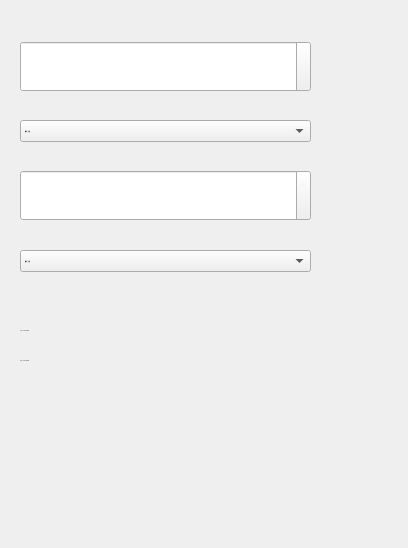
Before: the Qt Designer form huobi.ui in xnylh12138/dgut, drawn with Qt 5.
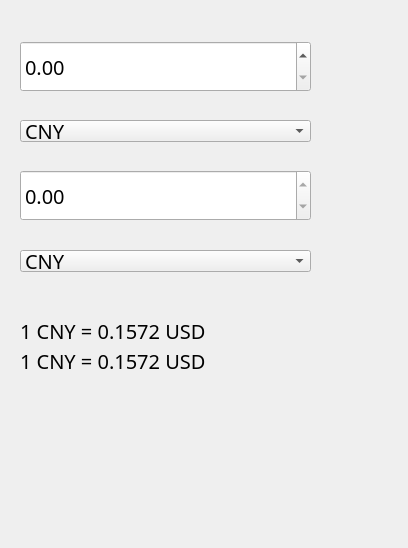
After: the same form once the commit is applied. Icons and pictures are not drawn.

Patch:
```diff
--- a/huobi.ui
+++ b/huobi.ui
@@ -20,7 +20,6 @@
    <font>
     <family>宋体</family>
     <pointsize>-1</pointsize>
-    <weight>50</weight>
     <italic>false</italic>
     <bold>false</bold>
    </font>
@@ -29,613 +28,7 @@
    <string>拉胯计算器</string>
   </property>
   <property name="styleSheet">
-   <string notr="true">*{
-font:15px &quot;宋体&quot;;
-color: rgb(250, 250, 250);
-selection-background-color: rgb(255, 255, 255);/*选中文本*/
-selection-color: rgb(0, 0, 0);
-outline:none;/*焦点框*/
-}
-#centralWidget{
-background-color: rgb(80, 80, 80);
-border-bottom:5px solid rgb(20, 20, 20);
-}
-/*其他(控件公共样式在最后)*/
-
-/*tab 1中按钮示例*/
-#btnHoverOrange{
-border-color:rgb(255, 170, 0);
-}
-#btnPressOrange{
-color:black;
-border-color: rgb(128, 128, 128);
-background-color:rgb(255, 170, 0);
-}
-#btnHoverBlue{
-border-color:rgb(0, 170, 255);
-}
-#btnPressBlue{
-color:black;
-border-color: rgb(128, 128, 128);
-background-color:rgb(0, 170, 255);
-}
-/*tab 1中勾选框示例*/
-#checkHoverOrange{
-color: rgb(255, 170, 0);
-}
-#checkHoverOrange::indicator{
-border-image: url(:/img/check_orange.png);
-}
-#checkCheckOrange::indicator{
-border-image: url(:/img/checked_orange.png);
-}
-#checkHoverBlue{
-color: rgb(0, 170, 255);
-}
-#checkHoverBlue::indicator{
-border-image: url(:/img/check_blue.png);
-}
-#checkCheckBlue::indicator{
-border-image: url(:/img/checked_blue.png);
-}
-#checkHoverGreen{
-color: rgb(0, 255, 127);
-}
-#checkHoverGreen::indicator{
-border-image: url(:/img/check_green.png);
-}
-#checkCheckGreen::indicator{
-border-image: url(:/img/checked_green.png);
-}
-/*tab1 下拉框示例*/
-#comboHover{
-border:1px solid rgb(255, 170, 0);
-}
-#comboHover::down-arrow{
-border-image: url(:/img/down_orange.png);
-}
-/*tab 1编辑框示例*/
-#editHover{
-border:1px solid rgb(255, 170, 0);
-}
-/*tab 1数字框示例*/
-#spinHoverOrange{
-border:1px solid rgb(255, 170, 0);
-}
-#spinHoverOrange::up-button{
-border-image: url(:/img/up_orange.png);
-}
-#spinHoverBlue{
-border:1px solid rgb(0, 170, 255);
-}
-#spinHoverBlue::up-button{
-border-image: url(:/img/up_blue.png);
-}
-/*自定义按钮栏*/
-#toolBar{
-background-color: rgb(20, 20, 20);
-border-bottom:2px solid rgb(0, 170, 255);
-}
-#toolBar QPushButton{
-color: rgb(250, 250, 250);
-border:0;
-border-radius:0;
-background-color: transparent;
-}
-#toolBar QPushButton:hover{
-color:rgb(255, 170, 0);
-background-color: rgba(255, 255, 255, 50);
-}
-#toolBar QPushButton:pressed{
-background-color: rgba(255, 255, 255, 80);
-}
-QPushButton#btnSet{
-background-image: url(:/img/set_gray.png);
-background-repeat:no-repeat;
-background-position:center center;
-}
-QPushButton#btnSet:hover{
-background-image: url(:/img/set_orange.png);
-}
-QPushButton#btnMin{
-background-image: url(:/img/min_gray.png);
-background-repeat:no-repeat;
-background-position:center center;
-}
-QPushButton#btnMin:hover{
-background-image: url(:/img/min_orange.png);
-}
-QPushButton#btnMax{
-background-image: url(:/img/max_gray.png);
-background-repeat:no-repeat;
-background-position:center center;
-}
-QPushButton#btnMax:hover{
-background-image: url(:/img/max_orange.png);
-}
-QPushButton#btnClose{
-background-image: url(:/img/close_gray.png);
-background-repeat:no-repeat;
-background-position:center center;
-}
-QPushButton#btnClose:hover{
-background-image: url(:/img/close_red.png);
-}
-
-/*ToolBox*/
-QToolBox{
-background-color: rgb(80, 80, 80);/*背景色-空隙颜色*/
-border:1px solid rgb(128, 128, 128);
-}
-QToolBox QWidget{/*tab页*/
-background-color: rgb(80, 80, 80);
-}
-QToolBox&gt;QAbstractButton{/*标题栏*/
-min-height:30px;
-}
-QToolBox::tab{
-background-color:rgb(40, 40, 40);
-}
-QToolBox::tab:hover{
-color:black;
-background-color: rgb(255, 170, 0);
-}
-QToolBox::tab:selected{
-color:rgb(255, 170, 0);
-}
-QToolBox::tab:selected:hover{
-color:black;
-}
-/*分裂器*/
-QSplitter::handle{
-background-color: rgb(60, 60, 60);
-margin:2px;
-}
-/*滚动区域*/
-QScrollArea{
-border:0;
-background-color: transparent;
-}
-/*滚动条 */
-QScrollBar:vertical{/*竖向*/
-width:20px;
-padding:0 3px;
-margin:0;
-background-color:transparent;
-}
-QScrollBar::add-page:vertical,QScrollBar::sub-page:vertical{
-background-color: transparent;
-}
-QScrollBar::handle:vertical{
-width:10px;
-min-height:20px;
-margin:20px 0;
-background-color:rgb(100, 100, 100);
-}
-QScrollBar::handle:vertical:hover{
-background-color:rgb(150, 150, 150);
-}
-QScrollBar::add-line:vertical{
-height:20px;
-width:20px;
-subcontrol-position:bottom;
-border-image: url(:/img/down2_white.png);
-}
-QScrollBar::sub-line:vertical{
-height:20px;
-width:20px;
-subcontrol-position:top;
-border-image: url(:/img/up2_white.png);
-}
-QScrollBar::sub-line:vertical:hover{
-border-image: url(:/img/up2_orange.png);
-}
-QScrollBar::add-line:vertical:hover{
-border-image: url(:/img/down2_orange.png);
-}
-QScrollBar:horizontal{/*横向*/
-height:20px;
-padding:3px;
-margin:0;
-background-color:transparent;
-}
-QScrollBar::add-page:horizontal,QScrollBar::sub-page:horizontal{
-background-color: transparent;
-}
-QScrollBar::handle:horizontal{
-height:10px;
-min-width:20px;
-margin:0 20px;
-background-color:rgb(100, 100, 100);
-}
-QScrollBar::handle:horizontal:hover{
-background-color:rgb(150, 150, 150);
-}
-QScrollBar::add-line:horizontal{
-height:20px;
-width:20px;
-subcontrol-position:right;
-border-image: url(:/img/right2_white.png);
-}
-QScrollBar::sub-line:horizontal{
-height:20px;
-width:20px;
-subcontrol-position:left;
-border-image: url(:/img/left2_white.png);
-}
-QScrollBar::add-line:horizontal:hover{
-border-image: url(:/img/right2_orange.png);
-}
-QScrollBar::sub-line:horizontal:hover{
-border-image: url(:/img/left2_orange.png);
-}
-/*TabWidget*/
-QTabWidget{
-}
-QTabWidget&gt;QWidget&gt;QWidget{/*tab页*/
-background-color: rgb(80, 80, 80);
-}
-QTabWidget::tab-bar{
-alignment:left;/*tab位置*/
-}
-QTabWidget::pane { /*内容区域*/
-background-color: rgb(80, 80, 80);/*背景色-空隙颜色*/
-border:1px solid rgb(128, 128, 128);
-}
-QTabBar{
-color:white;
-background-color:transparent;
-}
-QTabBar::tab{/*页签*/
-min-height:30px;
-width:120px;
-border-top-left-radius:20px;
-border-bottom-right-radius:20px;
-margin-right:1px;
-margin-bottom:1px;
-background-color:rgb(40, 40, 40);
-}
-QTabBar::tab:hover{
-color:black;
-background-color: rgb(255, 170, 0);
-border-bottom-right-radius:0px;
-}
-QTabBar::tab:selected{
-color:rgb(255, 170, 0);
-border-bottom-right-radius:0px;
-}
-QTabBar::tab:selected:hover{
-color:black;
-}
-QTabBar::tear{/*选项过多时的。。。*/
-imag:;
-}
-QTabBar::scroller{
-width:60px;
-}
-/*文本框*/
-QTextEdit{
-color:white;
-border:1px solid rgb(128, 128, 128);
-background-color: rgb(90, 90, 90);
-}
-
-
-QDoubleSpinBox{
-color:white;
-border:1px solid rgb(128, 128, 128);
-background-color: rgb(90, 90, 90);
-}
-
-QDateEdit{
-color:white;
-border:1px solid rgb(128, 128, 128);
-background-color: rgb(90, 90, 90);
-}
-
-/*按钮*/
-QPushButton{
-color:rgb(250, 250, 250);
-border:1px solid rgb(128, 128, 128);
-background-color: rgb(40 ,40 ,40);
-border-radius:4px;
-}
-QPushButton:hover{
-border-color:rgb(255, 170, 0);
-}
-QPushButton:pressed{
-background-color: rgb(255, 170, 0);
-border-color: rgb(128, 128, 128);
-color:black;
-}
-QPushButton:checked{
-color: rgb(0, 255, 127);
-border-color: rgb(0, 255, 127);
-background-image: url(:/img/right3_green.png);
-background-repeat:no-repeat;
-background-position:center left;
-}
-QPushButton:disabled{
-color: rgb(230, 230, 230);
-background-color: rgb(150, 150, 150);
-}
-QPushButton:checked:pressed{
-color:black;
-}
-QPushButton:checked:disabled{
-color: rgb(230, 230, 230);
-border-color: rgb(128, 128, 128);
-background-color: rgb(150, 150, 150);
-background-image: url(:/img/right3_white.png);
-}
-/*勾选框*/
-QCheckBox{
-margin-left:5px;
-spacing:3px;/*点击框与文字距离*/
-color: rgb(250, 250, 250);
-}
-QCheckBox:hover{
-color: rgb(0, 255, 127);
-}
-QCheckBox:disabled{
-color: rgb(230, 230, 230);
-}
-QCheckBox::indicator{/*点击框*/
-width:20px;
-height:20px;
-}
-QCheckBox::indicator:unchecked{/*可添加未点击时点击区域图片*/
-border-image: url(:/img/check_white.png);
-}
-QCheckBox::indicator:unchecked:hover{
-border-image: url(:/img/check_green.png);
-}
-QCheckBox::indicator:unchecked:disabled{
-border-image: url(:/img/check_white.png);
-}
-QCheckBox::indicator:checked{/*点击时区域样式*/
-border-image: url(:/img/checked_green.png);
-}
-QCheckBox::indicator:checked:hover{
-border-image: url(:/img/checked_green.png);
-}
-QCheckBox::indicator:checked:disabled{
-border-image: url(:/img/checked_white.png);
-}
-QCheckBox::indicator:indeterminate{/*半选中状态*/
-}
-/*下拉列表*/
-QComboBox{
-padding-left: 5px;
-padding-right: 2px;
-color:rgb(250 ,250 ,250);
-border:1px solid rgb(128, 128, 128);
-background-color:  rgb(100 ,100 ,100);
-}
-QComboBox:hover{
-border:1px solid rgb(255, 170, 0);
-}
-QComboBox:disabled{
-color: rgb(230, 230, 230);
-background-color:rgb(150, 150, 150);
-}
-QComboBox:editable{
-background-color:rgb(100, 100, 100);
-}
-QComboBox:editable:disabled{
-background-color:rgb(150, 150, 150);
-}
-QComboBox QAbstractItemView{
-background-color:rgb(110, 110, 110);
-}
-QComboBox QAbstractItemView::item{/*需要代码中-&amp;gt;setView(new QListView(this));*/
-height:26px;
-font: 15px &quot;宋体&quot;;
-}
-QComboBox QAbstractItemView::item:hover{
-color:black;
-background-color: rgb(255, 170, 0);
-}
-QComboBox QAbstractItemView::item:selected{
-background-color: rgb(255, 170, 0);
-}
-QComboBox::drop-down {
-width:20px;
-height:20px;
-subcontrol-position: center right;
-right:2px;
-border:0;
-background-color:transparent;
-}
-QComboBox::down-arrow {/*替换三角小图标*/
-width:20px;
-height:20px;
-border-image: url(:/img/down_white.png);
-}
-QComboBox::down-arrow:hover {
-border-image: url(:/img/down_orange.png);
-}
-QComboBox::down-arrow:disabled {
-border-image: url(:/img/down2_white.png);
-}
-/*编辑框*/
-QLineEdit{
-padding: 0 5px;
-color: rgb(250 ,250 ,250);
-background-color: rgb(100, 100, 100);
-border:1px solid rgb(128, 128, 128);
-}
-QLineEdit:hover{
-border:1px solid rgb(255, 170, 0);
-}
-QLineEdit[readOnly=true],QLineEdit:disabled{
-color: rgb(230, 230, 230);
-background-color:rgb(150, 150, 150);
-}
-/*整数框*/
-QSpinBox{
-padding:0 5px;
-color: rgb(250, 250, 250);
-background-color:  rgb(100, 100, 100);
-border:1px solid rgb(128, 128, 128);
-}
-QSpinBox:hover{
-border:1px solid rgb(255, 170, 0);
-}
-QSpinBox:disabled{
-color: rgb(230, 230, 230);
-background-color:rgb(150, 150, 150);
-}
-QSpinBox[buttonSymbols=&quot;0&quot;]::up-button{/*显示按钮=0*/
-width:20px;
-height:14px;
-subcontrol-origin:border;
-subcontrol-position:top right;
-right:2px;
-top:2px;
-border-image: url(:/img/up_white.png);
-}
-QSpinBox::up-button:hover{
-border-image: url(:/img/up_orange.png);
-}
-QSpinBox::up-button:pressed{
-}
-QSpinBox[buttonSymbols=&quot;0&quot;]::down-button{
-width:20px;
-height:14px;
-subcontrol-origin:border;
-subcontrol-position:bottom right;
-right:2px;
-bottom:2px;
-border-image: url(:/img/down_white.png);
-}
-QSpinBox::down-button:hover{
-border-image: url(:/img/down_orange.png);
-}
-QSpinBox::down-button:pressed{
-}
-QSpinBox::up-button:disabled{
-border-image: url(:/img/up2_white.png);
-}
-QSpinBox::down-button:disabled{
-border-image: url(:/img/down2_white.png);
-}
-/*表头*/
-QHeaderView{
-font: 15px &quot;宋体&quot;;
-color:rgb(240, 240, 240);
-background-color: rgb(80, 80, 80);
-}
-QHeaderView::section:horizontal{/*横表头*/
-min-height:30px;
-border:0;
-border-bottom:1px solid rgb(0, 170, 255);
-background-color: rgb(60,60,60);
-}
-QHeaderView::section:vertical{/*竖表头*/
-min-width:60px;
-padding-left:15px;
-border:1px solid rgb(128, 128, 128);
-border-top:0;
-border-left:0;
-background-color: rgb(60, 60, 60);
-}
-QHeaderView::section{
-font: 15px &quot;宋体&quot;;
-text-align:center;
-}
-QHeaderView::section:hover{
-color:black;
-background-color: rgb(255, 170, 0);
-}
-QHeaderView::section:checked{/*不取消高亮*/
-font: 15px &quot;宋体&quot;;
-font-weight:normal;
-color: rgb(255, 170, 0);
-}
-QHeaderView::section:selected{
-font: 15px &quot;宋体&quot;;
-font-weight:normal;
-color: red;
-}
-QHeaderView::section:checked:hover{
-font-weight:normal;
-color: rgb(240, 240, 240);
-}
-QHeaderView::section:first{/*表头第一个位置*/
-}
-QHeaderView::down-arrow{/*图标用来排序的*/
-}
-QHeaderView::up-arrow{
-}
-/*表格*/
-QTableView{/*对齐方式代码设置*/
-border:1px solid rgb(128, 128, 128);
-gridline-color: rgb(128, 128, 128);/*网格线颜色*/
-background-color: rgb(80, 80, 80);
-}
-QTableView QTableCornerButton::section{/*表头左上*/
-background-color: rgb(60,60,60);
-border:0;
-border-bottom:1px solid rgb(0, 170, 255);
-}
-QTableView::item{/*表内容*/
-font: 15px &quot;宋体&quot;;
-color: rgb(250, 250, 250);
-background-color: rgb(80, 80, 80);
-}
-QTableView::item:selected{
-color:black;
-background-color: rgb(255, 170, 0);
-}
-QTableView::indicator{
-width: 20px;
-height: 20px;
-}
-QTableView::indicator:enabled:checked{
-image: ;
-}
-QTableView::indicator:enabled:unchecked{
-image: ;
-}
-/*菜单*/
-QPushButton::menu-indicator{/*setmenu*/
-image:none;
-}
-QMenu{
-border:1px solid rgb(128, 128, 128);
-background-color:rgb(70, 70, 70);
-margin:0px;
-padding:0px;
-}
-QMenu::item {
-margin:0px;
-padding:0 20 0 10px;
-font:15px &quot;宋体&quot;;
-min-height:26px;
-max-height:28px;
-color:rgb(240, 240, 240);
-background-color:rgb(70, 70, 70);
-}
-QSpacerItem{
-background-color: rgb(0, 255, 0);
-}
-QMenu::item:disabled{
-color:rgb(240, 240, 240);
-background-color:rgb(110, 110, 110);
-}
-QMenu::item:selected {
-color:black;
-background-color: rgb(255, 170, 0);
-}
-QMenu::item:selected:disabled{
-color:rgb(240, 240, 240);
-background-color:rgb(110, 110, 110);
-}
-QMenu::separator {/*分割线*/
-height: 1px;
-background: transparent;
-}</string>
+   <string notr="true">font-size:20px;</string>
   </property>
   <widget class="QWidget" name="centralWidget" native="true">
    <property name="geometry">
@@ -657,7 +50,7 @@
     </property>
     <item>
      <property name="text">
-      <string>智利 - 比索</string>
+      <string>CNY</string>
      </property>
     </item>
     <item>
@@ -754,13 +147,7 @@
      </rect>
     </property>
     <property name="styleSheet">
-     <string notr="true">*{
-font:50px &quot;宋体&quot;;
-color: rgb(250, 250, 250);
-selection-background-color: rgb(255, 255, 255);/*选中文本*/
-selection-color: rgb(0, 0, 0);
-outline:none;/*焦点框*/
-}</string>
+     <string notr="true"/>
     </property>
     <property name="maximum">
      <double>999999999.990000009536743</double>
@@ -778,10 +165,8 @@
     <property name="styleSheet">
      <string notr="true">*{
 font:50px &quot;宋体&quot;;
-color: rgb(250, 250, 250);
-selection-background-color: rgb(255, 255, 255);/*选中文本*/
-selection-color: rgb(0, 0, 0);
-outline:none;/*焦点框*/
+
+
 }</string>
     </property>
     <property name="readOnly">
@@ -802,7 +187,7 @@
     </property>
     <item>
      <property name="text">
-      <string>智利 - 比索</string>
+      <string>CNY</string>
      </property>
     </item>
     <item>
```
Left out of the diff: 110 changed lines with no effect on the pictures.
